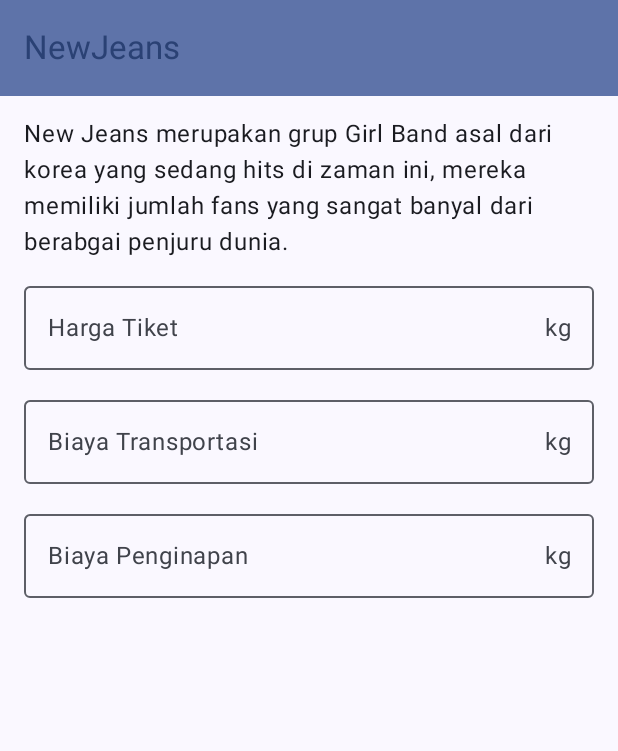
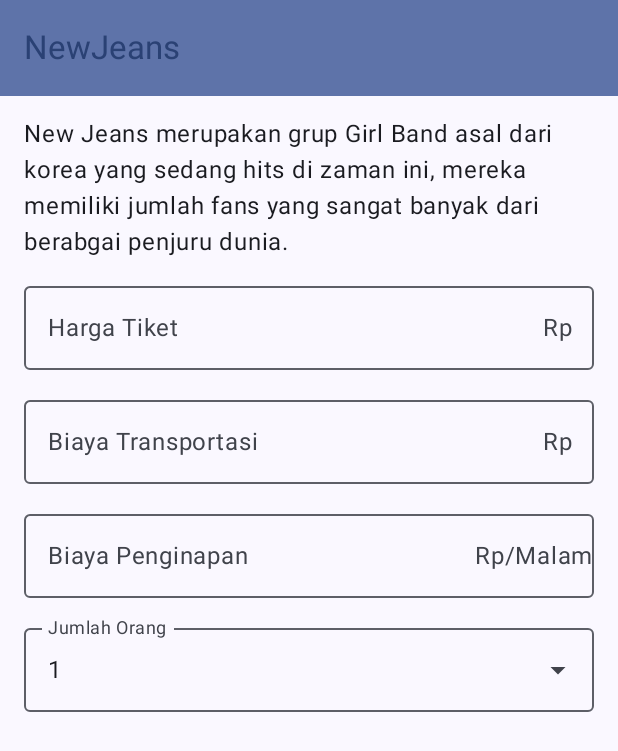
Before and after one commit to HarisFadhilah82/Assesmen-1_Haris-Fadhillah_NewJeans, an Android app built with Jetpack Compose: the screen it shows after launch (MainActivity), on a phone screen of 412 x 824 dp. Shown: the top 751 px of the screen. Run offline under Robolectric (Android 15) with nearby library versions, the phone set to English and light mode, and no system bars.

Commit message:
Memberi pilihan kepada pengguna

```diff
--- a/app/src/main/java/com/haris0035/newjeans/ui/theme/screen/MainScreen.kt
+++ b/app/src/main/java/com/haris0035/newjeans/ui/theme/screen/MainScreen.kt
@@ -19,6 +19,11 @@ import androidx.compose.runtime.getValue
 import androidx.compose.runtime.mutableStateOf
 import androidx.compose.runtime.remember
 import androidx.compose.runtime.setValue
+import androidx.compose.material3.ExposedDropdownMenuBox
+import androidx.compose.material3.ExposedDropdownMenuDefaults
+import androidx.compose.material3.DropdownMenuItem
+import androidx.compose.material3.TextFieldDefaults
+
 import androidx.compose.ui.Alignment
 import androidx.compose.ui.Modifier
 import androidx.compose.ui.res.stringResource
@@ -49,11 +54,16 @@ fun MainScreen() {
     }
 }
 
+@OptIn(ExperimentalMaterial3Api::class)
 @Composable
 fun ScreenContent(modifier: Modifier = Modifier) {
     var harga by remember { mutableStateOf("") }
     var biaya by remember { mutableStateOf("") }
     var hotel by remember { mutableStateOf("") }
+
+    var expanded by remember { mutableStateOf(false) }
+    val options = (1..10).map { it.toString() }
+    var selectedOption by remember { mutableStateOf(options.first()) }
 
     Column(
         modifier = modifier
@@ -70,7 +80,7 @@ fun ScreenContent(modifier: Modifier = Modifier) {
             value = harga,
             onValueChange = { harga = it },
             label = { Text(text = stringResource(R.string.harga)) },
-            trailingIcon = { Text(text = "kg") },
+            trailingIcon = { Text(text = "Rp") },
             singleLine = true,
             keyboardOptions = KeyboardOptions(
                 keyboardType = KeyboardType.Number,
@@ -80,9 +90,9 @@ fun ScreenContent(modifier: Modifier = Modifier) {
         )
         OutlinedTextField(
             value = biaya,
-            onValueChange = { harga = it },
+            onValueChange = { biaya = it },
             label = { Text(text = stringResource(R.string.biaya)) },
-            trailingIcon = { Text(text = "kg") },
+            trailingIcon = { Text(text = "Rp") },
             singleLine = true,
             keyboardOptions = KeyboardOptions(
                 keyboardType = KeyboardType.Number,
@@ -92,9 +102,9 @@ fun ScreenContent(modifier: Modifier = Modifier) {
         )
         OutlinedTextField(
             value = hotel,
-            onValueChange = { harga = it },
+            onValueChange = { hotel = it },
             label = { Text(text = stringResource(R.string.hotel)) },
-            trailingIcon = { Text(text = "kg") },
+            trailingIcon = { Text(text = "Rp/Malam") },
             singleLine = true,
             keyboardOptions = KeyboardOptions(
                 keyboardType = KeyboardType.Number,
@@ -102,8 +112,43 @@ fun ScreenContent(modifier: Modifier = Modifier) {
             ),
             modifier = Modifier.fillMaxWidth()
         )
+
+        ExposedDropdownMenuBox(
+            expanded = expanded,
+            onExpandedChange = { expanded = !expanded }
+        ) {
+            OutlinedTextField(
+                readOnly = true,
+                value = selectedOption,
+                onValueChange = {},
+                label = { Text("Jumlah Orang") },
+                trailingIcon = {
+                    ExposedDropdownMenuDefaults.TrailingIcon(expanded = expanded)
+                },
+                modifier = Modifier
+                    .fillMaxWidth()
+                    .menuAnchor(),
+                colors = TextFieldDefaults.outlinedTextFieldColors()
+            )
+
+            ExposedDropdownMenu(
+                expanded = expanded,
+                onDismissRequest = { expanded = false }
+            ) {
+                options.forEach { selectionOption ->
+                    DropdownMenuItem(
+                        text = { Text(selectionOption) },
+                        onClick = {
+                            selectedOption = selectionOption
+                            expanded = false
+                        }
+                    )
+                }
+            }
+        }
     }
 }
+
 
 
 @Preview(showBackground = true)
--- a/app/src/main/res/values/strings.xml
+++ b/app/src/main/res/values/strings.xml
@@ -1,6 +1,6 @@
 <resources>
     <string name="app_name">NewJeans</string>
-    <string name="intro"> New Jeans merupakan grup Girl Band asal dari korea yang sedang hits di zaman ini, mereka memiliki jumlah fans yang sangat banyal dari berabgai penjuru dunia.</string>
+    <string name="intro"> New Jeans merupakan grup Girl Band asal dari korea yang sedang hits di zaman ini, mereka memiliki jumlah fans yang sangat banyak dari berabgai penjuru dunia.</string>
     <string name="harga">Harga Tiket</string>
     <string name="biaya">Biaya Transportasi</string>
     <string name="hotel">Biaya Penginapan</string>
```
